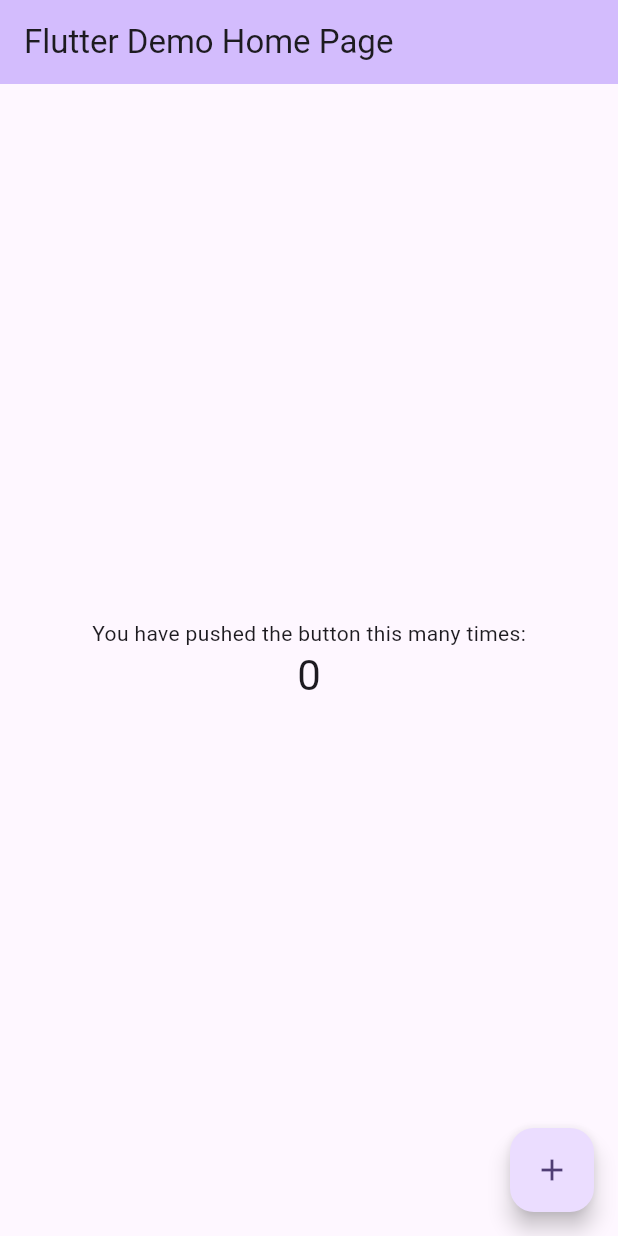
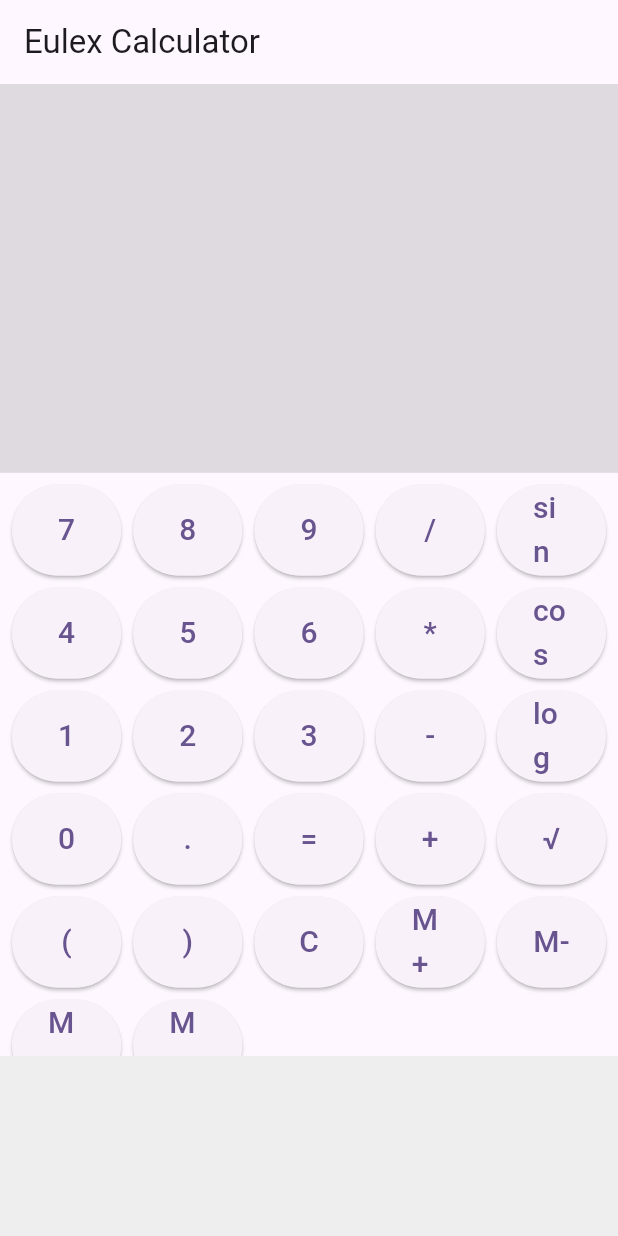
Before and after one commit to JayabrataBasu/eulex, a Flutter app: the screen it shows after launch, on a phone screen of 412 x 824 dp. Run offline on Flutter 3.47's test engine with Material 3 defaults, Android fonts, the light colour scheme and no system bars; our stand-ins replace math_expressions.

Commit message:
Basic stupid screen added

```diff
--- a/lib/main.dart
+++ b/lib/main.dart
@@ -1,4 +1,5 @@
 import 'package:flutter/material.dart';
+import 'package:math_expressions/math_expressions.dart';
 
 void main() {
   runApp(const MyApp());
@@ -6,117 +7,162 @@ void main() {
 
 class MyApp extends StatelessWidget {
   const MyApp({super.key});
-
-  // This widget is the root of your application.
   @override
   Widget build(BuildContext context) {
     return MaterialApp(
-      title: 'Flutter Demo',
+      title: 'Eulex Calculator',
       theme: ThemeData(
-        // This is the theme of your application.
-        //
-        // TRY THIS: Try running your application with "flutter run". You'll see
-        // the application has a purple toolbar. Then, without quitting the app,
-        // try changing the seedColor in the colorScheme below to Colors.green
-        // and then invoke "hot reload" (save your changes or press the "hot
-        // reload" button in a Flutter-supported IDE, or press "r" if you used
-        // the command line to start the app).
-        //
-        // Notice that the counter didn't reset back to zero; the application
-        // state is not lost during the reload. To reset the state, use hot
-        // restart instead.
-        //
-        // This works for code too, not just values: Most code changes can be
-        // tested with just a hot reload.
         colorScheme: ColorScheme.fromSeed(seedColor: Colors.deepPurple),
       ),
-      home: const MyHomePage(title: 'Flutter Demo Home Page'),
+      home: const CalculatorPage(),
     );
   }
 }
 
-class MyHomePage extends StatefulWidget {
-  const MyHomePage({super.key, required this.title});
-
-  // This widget is the home page of your application. It is stateful, meaning
-  // that it has a State object (defined below) that contains fields that affect
-  // how it looks.
-
-  // This class is the configuration for the state. It holds the values (in this
-  // case the title) provided by the parent (in this case the App widget) and
-  // used by the build method of the State. Fields in a Widget subclass are
-  // always marked "final".
-
-  final String title;
-
+class CalculatorPage extends StatefulWidget {
+  const CalculatorPage({super.key});
   @override
-  State<MyHomePage> createState() => _MyHomePageState();
+  State<CalculatorPage> createState() => _CalculatorPageState();
 }
 
-class _MyHomePageState extends State<MyHomePage> {
-  int _counter = 0;
+class _CalculatorPageState extends State<CalculatorPage> {
+  String _expression = '';
+  String _result = '';
+  List<String> _history = [];
+  double? _memory;
 
-  void _incrementCounter() {
+  final List<String> _buttons = [
+    '7',
+    '8',
+    '9',
+    '/',
+    'sin',
+    '4',
+    '5',
+    '6',
+    '*',
+    'cos',
+    '1',
+    '2',
+    '3',
+    '-',
+    'log',
+    '0',
+    '.',
+    '=',
+    '+',
+    '√',
+    '(',
+    ')',
+    'C',
+    'M+',
+    'M-',
+    'MR',
+    'MC'
+  ];
+
+  void _onButtonPressed(String value) {
     setState(() {
-      // This call to setState tells the Flutter framework that something has
-      // changed in this State, which causes it to rerun the build method below
-      // so that the display can reflect the updated values. If we changed
-      // _counter without calling setState(), then the build method would not be
-      // called again, and so nothing would appear to happen.
-      _counter++;
+      if (value == 'C') {
+        _expression = '';
+        _result = '';
+      } else if (value == '=') {
+        try {
+          String exp = _expression.replaceAll('√', 'sqrt');
+          Parser p = Parser();
+          Expression expParsed = p.parse(exp);
+          ContextModel cm = ContextModel();
+          double eval = expParsed.evaluate(EvaluationType.REAL, cm);
+          _result = eval.toString();
+          _history.insert(0, '$_expression = $_result');
+          if (_history.length > 15) _history.removeLast();
+        } catch (e) {
+          _result = 'Error';
+        }
+      } else if (value == 'M+') {
+        if (_result.isNotEmpty) _memory = double.tryParse(_result);
+      } else if (value == 'M-') {
+        _memory = null;
+      } else if (value == 'MR') {
+        if (_memory != null) _expression += _memory!.toString();
+      } else if (value == 'MC') {
+        _memory = null;
+      } else {
+        _expression += value;
+      }
     });
   }
 
   @override
   Widget build(BuildContext context) {
-    // This method is rerun every time setState is called, for instance as done
-    // by the _incrementCounter method above.
-    //
-    // The Flutter framework has been optimized to make rerunning build methods
-    // fast, so that you can just rebuild anything that needs updating rather
-    // than having to individually change instances of widgets.
     return Scaffold(
       appBar: AppBar(
-        // TRY THIS: Try changing the color here to a specific color (to
-        // Colors.amber, perhaps?) and trigger a hot reload to see the AppBar
-        // change color while the other colors stay the same.
-        backgroundColor: Theme.of(context).colorScheme.inversePrimary,
-        // Here we take the value from the MyHomePage object that was created by
-        // the App.build method, and use it to set our appbar title.
-        title: Text(widget.title),
+        title: const Text('Eulex Calculator'),
       ),
-      body: Center(
-        // Center is a layout widget. It takes a single child and positions it
-        // in the middle of the parent.
-        child: Column(
-          // Column is also a layout widget. It takes a list of children and
-          // arranges them vertically. By default, it sizes itself to fit its
-          // children horizontally, and tries to be as tall as its parent.
-          //
-          // Column has various properties to control how it sizes itself and
-          // how it positions its children. Here we use mainAxisAlignment to
-          // center the children vertically; the main axis here is the vertical
-          // axis because Columns are vertical (the cross axis would be
-          // horizontal).
-          //
-          // TRY THIS: Invoke "debug painting" (choose the "Toggle Debug Paint"
-          // action in the IDE, or press "p" in the console), to see the
-          // wireframe for each widget.
-          mainAxisAlignment: MainAxisAlignment.center,
-          children: <Widget>[
-            const Text('You have pushed the button this many times:'),
-            Text(
-              '$_counter',
-              style: Theme.of(context).textTheme.headlineMedium,
+      body: Column(
+        children: [
+          Expanded(
+            flex: 2,
+            child: Container(
+              width: double.infinity,
+              color: Colors.black12,
+              padding: const EdgeInsets.all(16),
+              child: Column(
+                crossAxisAlignment: CrossAxisAlignment.end,
+                children: [
+                  SingleChildScrollView(
+                    scrollDirection: Axis.horizontal,
+                    reverse: true,
+                    child: Text(
+                      _expression,
+                      style: const TextStyle(fontSize: 28),
+                    ),
+                  ),
+                  const SizedBox(height: 8),
+                  Text(
+                    _result,
+                    style: const TextStyle(
+                        fontSize: 36, fontWeight: FontWeight.bold),
+                  ),
+                ],
+              ),
             ),
-          ],
-        ),
+          ),
+          Expanded(
+            flex: 3,
+            child: GridView.builder(
+              padding: const EdgeInsets.all(8),
+              itemCount: _buttons.length,
+              gridDelegate: const SliverGridDelegateWithFixedCrossAxisCount(
+                crossAxisCount: 5,
+                childAspectRatio: 1.2,
+                crossAxisSpacing: 8,
+                mainAxisSpacing: 8,
+              ),
+              itemBuilder: (context, index) {
+                final btn = _buttons[index];
+                return ElevatedButton(
+                  onPressed: () => _onButtonPressed(btn),
+                  child: Text(btn, style: const TextStyle(fontSize: 20)),
+                );
+              },
+            ),
+          ),
+          Container(
+            height: 120,
+            color: Colors.grey[200],
+            child: ListView.builder(
+              reverse: true,
+              itemCount: _history.length,
+              itemBuilder: (context, idx) => Padding(
+                padding:
+                    const EdgeInsets.symmetric(horizontal: 12, vertical: 2),
+                child: Text(_history[idx], style: const TextStyle(fontSize: 16)),
+              ),
+            ),
+          ),
+        ],
       ),
-      floatingActionButton: FloatingActionButton(
-        onPressed: _incrementCounter,
-        tooltip: 'Increment',
-        child: const Icon(Icons.add),
-      ), // This trailing comma makes auto-formatting nicer for build methods.
     );
   }
 }
--- a/pubspec.yaml
+++ b/pubspec.yaml
@@ -30,6 +30,7 @@ environment:
 dependencies:
   flutter:
     sdk: flutter
+  math_expressions: ^2.4.0
 
   # The following adds the Cupertino Icons font to your application.
   # Use with the CupertinoIcons class for iOS style icons.
```
Also changed, not shown: pubspec.lock.
